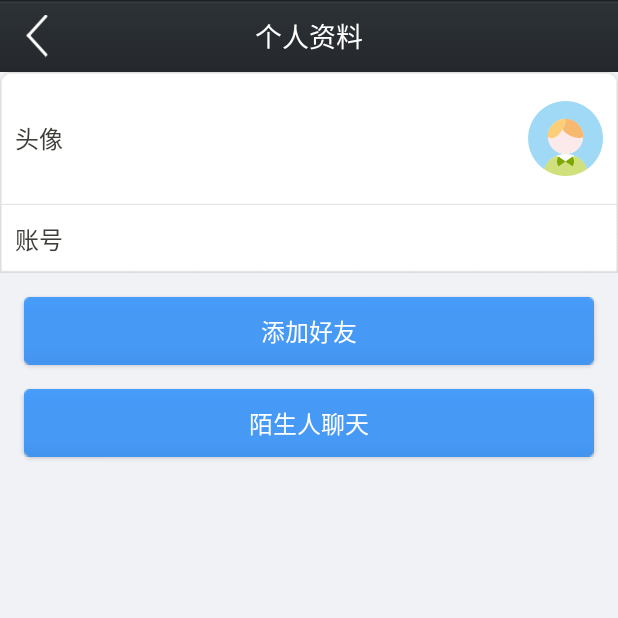
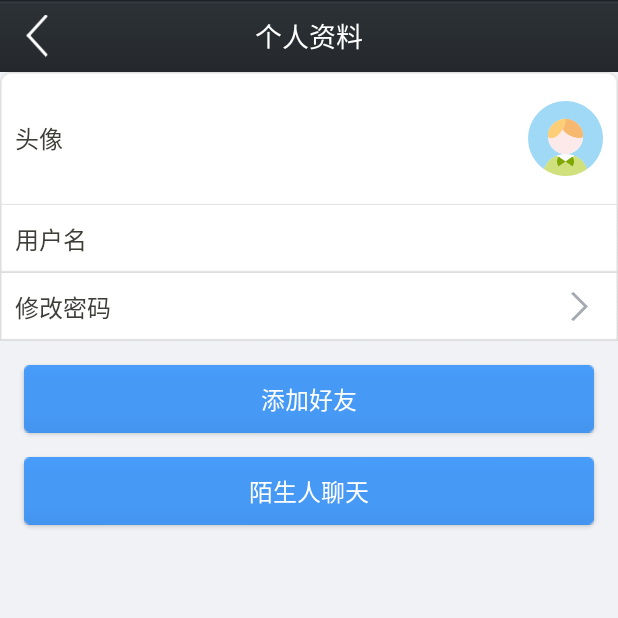
Before and after one commit to yeaper/StudyResShare, an Android app: the UserInfoActivity screen opened directly, with no data from a screen before it, on a phone screen of 412 x 824 dp, the top half of it. Run offline under Robolectric (Android 15) with nearby library versions, the phone set to English and light mode, and no system bars; our stand-ins replace ButterKnife, EventBus; libraries missing offline, so code that uses them is left out: cn.bmob.newim, cn.bmob.v3, com.orhanobut.logger; 5 statements that could not run were skipped.

Commit message:
完成修改密码、用户名功能

```diff
--- a/app/src/main/AndroidManifest.xml
+++ b/app/src/main/AndroidManifest.xml
@@ -90,7 +90,8 @@
         <activity android:name=".ui.CommentActivity" />
         <activity android:name=".ui.MyDynamicActivity" />
         <activity android:name=".ui.SetActivity" />
-        <activity android:name=".ui.FeedbackActivity"></activity>
+        <activity android:name=".ui.FeedbackActivity" />
+        <activity android:name=".ui.ResetPwdActivity"></activity>
     </application>
 
 </manifest>
--- a/app/src/main/java/cn/bmob/imdemo/ui/LoginActivity.java
+++ b/app/src/main/java/cn/bmob/imdemo/ui/LoginActivity.java
@@ -24,10 +24,6 @@ public class LoginActivity extends BaseActivity {
     EditText et_username;
     @Bind(R.id.et_password)
     EditText et_password;
-    @Bind(R.id.btn_login)
-    Button btn_login;
-    @Bind(R.id.tv_register)
-    TextView tv_register;
 
     @Override
     protected void onCreate(Bundle savedInstanceState) {
@@ -57,7 +53,6 @@ public class LoginActivity extends BaseActivity {
         });
     }
 
-
     /**
      * 去注册
      *
--- a/app/src/main/res/layout/activity_user_info.xml
+++ b/app/src/main/res/layout/activity_user_info.xml
@@ -32,7 +32,7 @@
             android:orientation="horizontal" >
 
             <ImageView
-                android:id="@+id/iv_avator"
+                android:id="@+id/iv_avatar"
                 android:layout_alignParentRight="true"
                 android:layout_width="@dimen/height_50"
                 android:layout_height="@dimen/height_50"
@@ -63,8 +63,30 @@
             style="@style/style_text_black"
             android:layout_alignParentRight="true"
             android:layout_centerVertical="true"
-            android:layout_marginRight="20dp"
+            android:layout_marginRight="15dp"
             android:drawablePadding="10dp" />
+    </RelativeLayout>
+
+    <RelativeLayout
+        android:id="@+id/layout_reset_pwd"
+        android:layout_width="match_parent"
+        android:layout_height="wrap_content"
+        android:background="@drawable/about_mid_bg"
+        android:padding="10dp" >
+
+        <TextView
+            style="@style/style_text_black"
+            android:layout_alignParentLeft="true"
+            android:layout_centerVertical="true"
+            android:text="修改密码" />
+
+        <TextView
+            style="@style/style_text_black"
+            android:layout_alignParentRight="true"
+            android:layout_centerVertical="true"
+            android:layout_marginRight="10dp"
+            android:drawablePadding="10dp"
+            android:drawableRight="@mipmap/register_bottom_arrow" />
     </RelativeLayout>
 
     <Button
@@ -76,8 +98,7 @@
         android:layout_marginLeft="@dimen/activity_vertical_margin"
         android:layout_marginRight="@dimen/activity_vertical_margin"
         android:layout_marginTop="@dimen/activity_vertical_margin"
-        android:text="@string/add_friend"
-        />
+        android:text="@string/add_friend" />
 
     <Button
         android:id="@+id/btn_chat"
```
Also changed, not shown: app/src/main/java/cn/bmob/imdemo/model/UserModel.java (+37 -6 lines), app/src/main/java/cn/bmob/imdemo/model/i/IResetPwdCallback.java (added, +10 -0 lines), app/src/main/java/cn/bmob/imdemo/ui/ResetPwdActivity.java (added, +57 -0 lines), app/src/main/java/cn/bmob/imdemo/ui/UserInfoActivity.java (+54 -4 lines), app/src/main/res/layout/activity_login.xml (+5 -2 lines), app/src/main/res/layout/activity_reset_pwd.xml (added, +57 -0 lines), app/src/main/res/values/strings.xml (+5 -5 lines), 16 other files.
